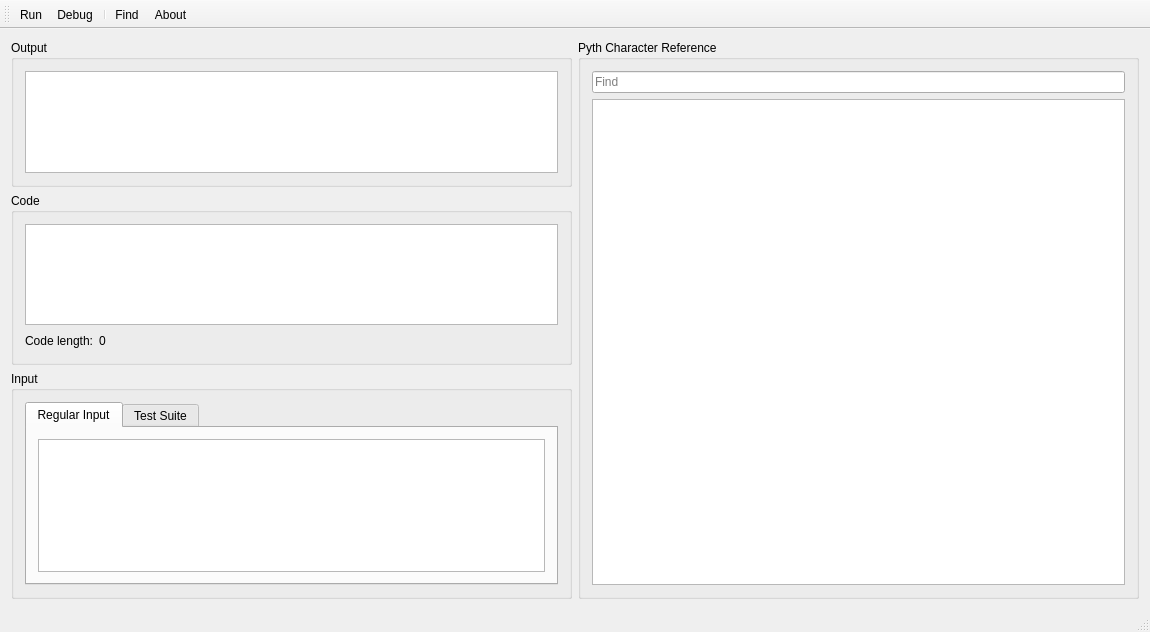
Before: the Qt Designer form mainwindow.ui in jakobkogler/PythIDE, drawn with Qt 5.
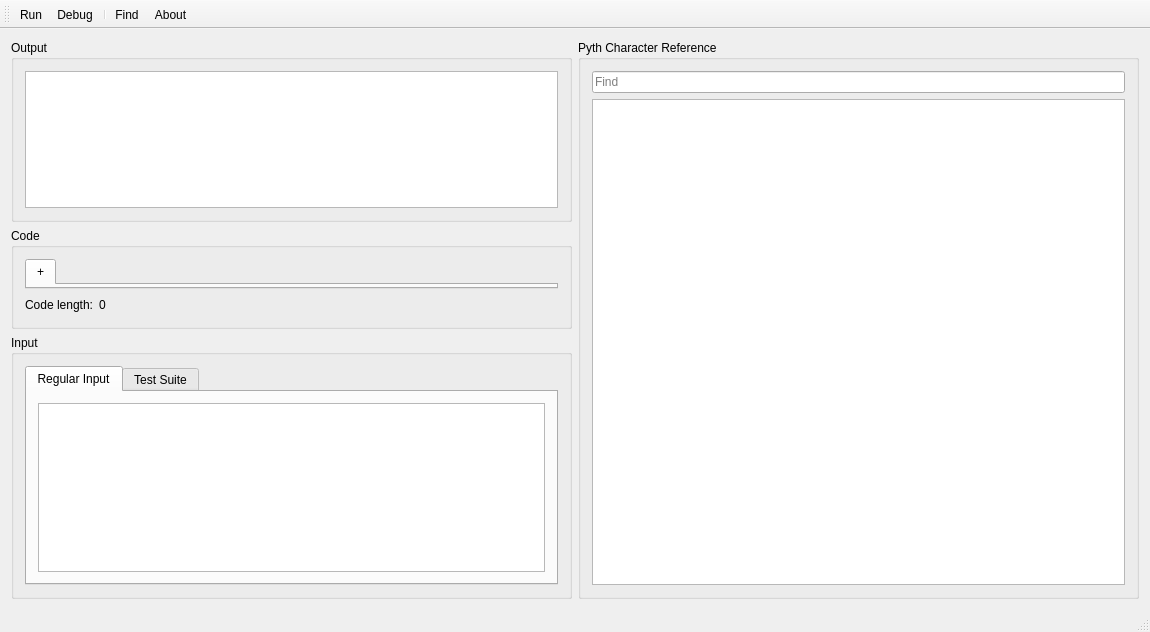
After: the same form once the commit is applied.

Commit message: Multiple code text edits via tabs

```diff
--- a/mainwindow.ui
+++ b/mainwindow.ui
@@ -42,21 +42,14 @@
          <string>Code</string>
         </property>
         <layout class="QGridLayout" name="gridLayout_2">
-         <item row="1" column="1">
+         <item row="3" column="1">
           <widget class="QLabel" name="code_length_label">
            <property name="text">
             <string>0</string>
            </property>
           </widget>
          </item>
-         <item row="1" column="0">
-          <widget class="QLabel" name="label">
-           <property name="text">
-            <string>Code length:</string>
-           </property>
-          </widget>
-         </item>
-         <item row="1" column="2">
+         <item row="3" column="2">
           <spacer name="horizontalSpacer">
            <property name="orientation">
             <enum>Qt::Horizontal</enum>
@@ -69,13 +62,46 @@
            </property>
           </spacer>
          </item>
-         <item row="0" column="0" colspan="3">
-          <widget class="QPlainTextEdit" name="code_text_edit">
-           <property name="tabChangesFocus">
-            <bool>true</bool>
+         <item row="3" column="0">
+          <widget class="QLabel" name="label">
+           <property name="text">
+            <string>Code length:</string>
            </property>
           </widget>
          </item>
+         <item row="1" column="0" colspan="3">
+          <widget class="QWidget" name="widget" native="true">
+           <layout class="QHBoxLayout" name="horizontalLayout_2">
+            <property name="leftMargin">
+             <number>0</number>
+            </property>
+            <property name="topMargin">
+             <number>0</number>
+            </property>
+            <property name="rightMargin">
+             <number>0</number>
+            </property>
+            <property name="bottomMargin">
+             <number>0</number>
+            </property>
+            <item>
+             <widget class="QTabWidget" name="code_tabs">
+              <property name="focusPolicy">
+               <enum>Qt::ClickFocus</enum>
+              </property>
+              <property name="currentIndex">
+               <number>0</number>
+              </property>
+              <widget class="QWidget" name="additional_tab">
+               <attribute name="title">
+                <string>+</string>
+               </attribute>
+              </widget>
+             </widget>
+            </item>
+           </layout>
+          </widget>
+         </item>
         </layout>
        </widget>
       </item>
```
Left out of the diff: 4 changed lines with no effect on the pictures. The commit also changes 1 other file.
